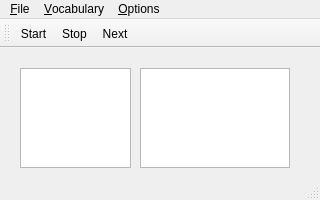
The window that source/mainwindow.ui (martin-kudlicka/vocabulary-master) describes before a commit, drawn with Qt 5.
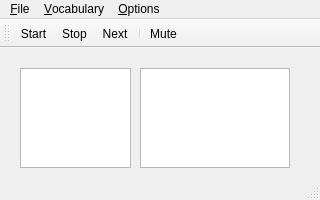
The same window after the commit.

Commit message: + button on tool-bar to mute application sounds

What changed in the file:
```diff
--- a/source/mainwindow.ui
+++ b/source/mainwindow.ui
@@ -91,6 +91,8 @@
    <addaction name="qaStart"/>
    <addaction name="qaStop"/>
    <addaction name="qaNext"/>
+   <addaction name="separator"/>
+   <addaction name="qaMute"/>
   </widget>
   <widget class="QStatusBar" name="statusBar"/>
   <action name="qaExit">
@@ -133,6 +135,14 @@
     <string>Next</string>
    </property>
   </action>
+  <action name="qaMute">
+   <property name="checkable">
+    <bool>true</bool>
+   </property>
+   <property name="text">
+    <string>Mute</string>
+   </property>
+  </action>
  </widget>
  <layoutdefault spacing="6" margin="11"/>
  <resources>
```
The commit also changes 4 other files.
